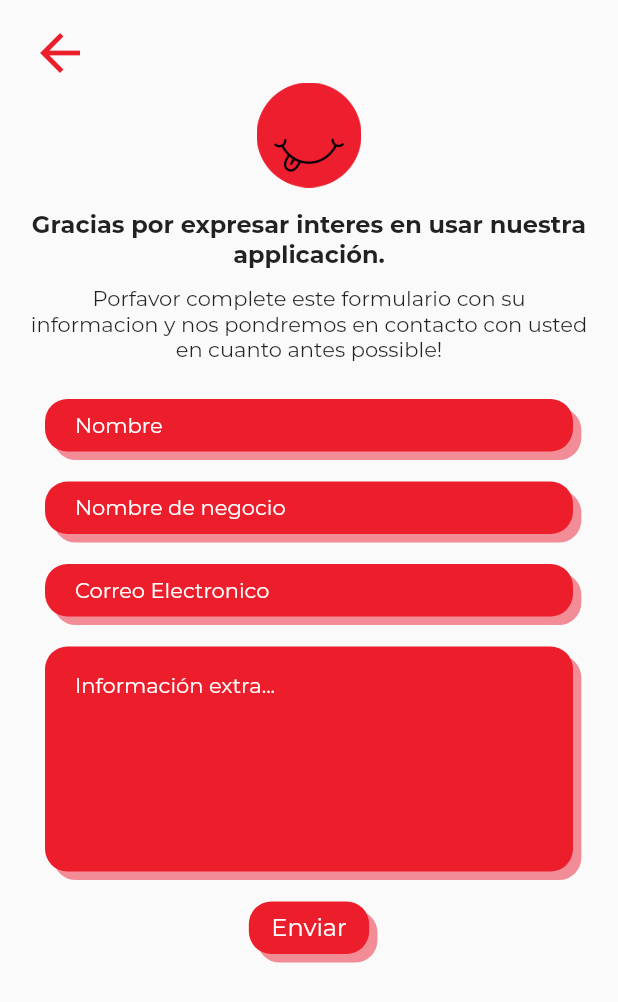
After one commit to JPGarCar/gordos_pero_felices, a Flutter app: the ContactScreen screen opened by its route, on a phone screen of 412 x 824 dp. The commit adds this screen. Shown: the top 1002 px of the screen. Run offline on Flutter 3.47's test engine with Material 2 defaults, Android fonts, the phone set to English and light mode, and no system bars; our stand-ins replace cached_network_image, cloud_firestore, email_validator, firebase_auth, firebase_core, firebase_storage and 2 more; missing offline and left inert: flutter_facebook_login, keyboard_visibility, multi_image_picker; accounts and stored records are empty.

Commit message:
Started working on contact_screen.dart.

```diff
--- a/lib/main.dart
+++ b/lib/main.dart
@@ -7,6 +7,7 @@ import 'file:///C:/Users/juapg/_Programming_Projects/AndroidStudioProjects/Gordo
 import 'package:gordos_pero_felizes/screens/business_screen.dart';
 import 'package:gordos_pero_felizes/screens/categories_screen.dart';
 import 'package:gordos_pero_felizes/screens/category_screen.dart';
+import 'package:gordos_pero_felizes/screens/contact_screen.dart';
 import 'package:gordos_pero_felizes/screens/filler_screen.dart';
 import 'package:gordos_pero_felizes/screens/initial_screen.dart';
 import 'package:gordos_pero_felizes/screens/user_screen.dart';
@@ -52,6 +53,7 @@ class MyApp extends StatelessWidget {
           NewBusinessScreen.screenId: (context) => NewBusinessScreen(),
           EditBusinessScreen.screenId: (context) => EditBusinessScreen(),
           FillerScreen.screenId: (context) => FillerScreen(),
+          ContactScreen.screenId: (context) => ContactScreen(),
         },
         initialRoute: InitialScreen.screenId,
       ),
--- /dev/null
+++ b/lib/screens/contact_screen.dart
@@ -0,0 +1,67 @@
+import 'package:flutter/material.dart';
+import 'package:gordos_pero_felizes/constants.dart';
+import 'package:gordos_pero_felizes/widgets/red_rounded/red_rounded_button.dart';
+import 'package:gordos_pero_felizes/widgets/red_rounded/red_rounded_text_field.dart';
+import 'package:gordos_pero_felizes/widgets/title_widget.dart';
+
+class ContactScreen extends StatefulWidget {
+  static final screenId = 'contactScreen';
+
+  @override
+  _ContactScreenState createState() => _ContactScreenState();
+}
+
+class _ContactScreenState extends State<ContactScreen> {
+  @override
+  Widget build(BuildContext context) {
+    return SafeArea(
+      child: Scaffold(
+        body: Container(
+          padding: k_appPadding,
+          child: Column(
+            children: [
+              TitleWidget(
+                leftIcon: Icons.arrow_back,
+                onPressedLeftIcon: () => Navigator.pop(context),
+                mainText:
+                    'Gracias por expresar interes en usar nuestra applicación.',
+                textStyle: k_16wStyle,
+                secondaryText:
+                    'Porfavor complete este formulario con su informacion y nos pondremos en contacto con'
+                    ' usted en cuanto antes possible!',
+              ),
+              SingleChildScrollView(
+                child: Form(
+                  child: Column(
+                    mainAxisSize: MainAxisSize.min,
+                    children: [
+                      RedRoundedTextField(
+                          hint: 'Nombre', textEditingController: null),
+                      RedRoundedTextField(
+                        hint: 'Nombre de negocio',
+                        textEditingController: null,
+                      ),
+                      RedRoundedTextField(
+                        hint: 'Correo Electronico',
+                        textEditingController: null,
+                      ),
+                      RedRoundedTextField(
+                        hint: 'Información extra...',
+                        textEditingController: null,
+                        isMultiLine: true,
+                      ),
+                      RedRoundedButton(
+                        buttonText: 'Enviar',
+                        onTapFunction: () {},
+                      )
+                    ],
+                  ),
+                ),
+              )
+            ],
+          ),
+        ),
+      ),
+    );
+  }
+}
--- a/lib/screens/menu_screen.dart
+++ b/lib/screens/menu_screen.dart
@@ -3,6 +3,7 @@ import 'package:flutter/material.dart';
 import 'package:gordos_pero_felizes/models/app_user.dart';
 import 'file:///C:/Users/juapg/_Programming_Projects/AndroidStudioProjects/GordosPeroFelizes/gordos_pero_felizes/lib/screens/admin/admin_panel_screen.dart';
 import 'package:gordos_pero_felizes/screens/categories_screen.dart';
+import 'package:gordos_pero_felizes/screens/contact_screen.dart';
 import 'package:gordos_pero_felizes/screens/initial_screen.dart';
 import 'package:gordos_pero_felizes/widgets/simple_text_button.dart';
 import 'package:provider/provider.dart';
@@ -82,6 +83,8 @@ class _MenuScreenState extends State<MenuScreen> {
                   ),
                   SimpleTextButton(
                     text: 'Contacto para Negocios',
+                    onTapCallBack: () => Navigator.popAndPushNamed(
+                        context, ContactScreen.screenId),
                   ),
                   Provider.of<AppUser>(context, listen: false).isAdmin
                       ? SimpleTextButton(
--- a/lib/screens/user_screen.dart
+++ b/lib/screens/user_screen.dart
@@ -40,7 +40,6 @@ class _UserScreenState extends State<UserScreen> {
                   fontWeight: FontWeight.w700,
                   fontSize: 24,
                 ),
-                isSecondaryText: true,
                 secondaryText: 'Tus Favoritos',
                 secondaryTextStyle: TextStyle(
                   fontWeight: FontWeight.w500,
@@ -56,6 +55,8 @@ class _UserScreenState extends State<UserScreen> {
                         ),
                         itemBuilder: (context, index) {
                           return CustomCard(
+                            // TODO finish
+                            isOffline: true,
                             name: _appUser.favoriteBusinessList[index],
                             imageAssetPath: 'images/gourmet_burger.jpg',
                           );
--- a/lib/widgets/title_widget.dart
+++ b/lib/widgets/title_widget.dart
@@ -10,7 +10,6 @@ class TitleWidget extends StatelessWidget {
   final String mainText;
   final bool isSearchBar;
   final TextStyle textStyle;
-  final bool isSecondaryText;
   final String secondaryText;
   final TextStyle secondaryTextStyle;
   final bool isImage;
@@ -23,7 +22,6 @@ class TitleWidget extends StatelessWidget {
     this.mainText = '',
     this.isSearchBar = false,
     this.textStyle,
-    this.isSecondaryText = false,
     this.secondaryText,
     this.secondaryTextStyle,
     this.isImage = true,
@@ -53,13 +51,15 @@ class TitleWidget extends StatelessWidget {
           Text(
             mainText,
             style: textStyle,
+            textAlign: TextAlign.center,
           ),
-          isSecondaryText
+          secondaryText != null
               ? Padding(
                   padding: EdgeInsets.only(top: 10),
                   child: Text(
                     secondaryText,
                     style: secondaryTextStyle,
+                    textAlign: TextAlign.center,
                   ),
                 )
               : SizedBox(),
```
